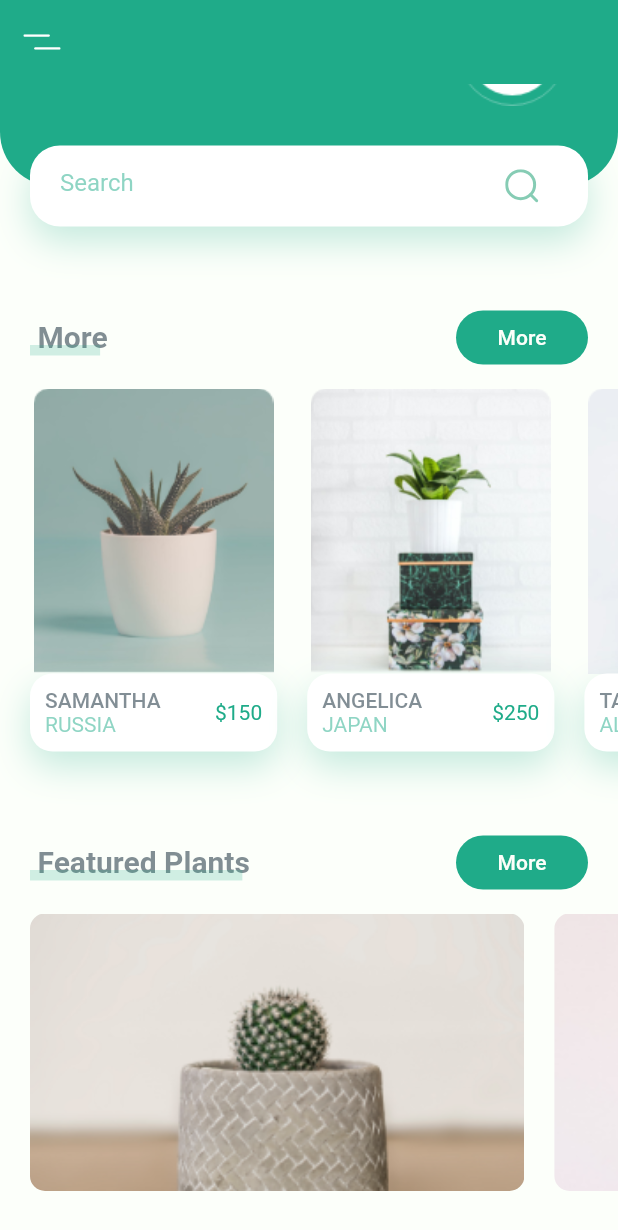
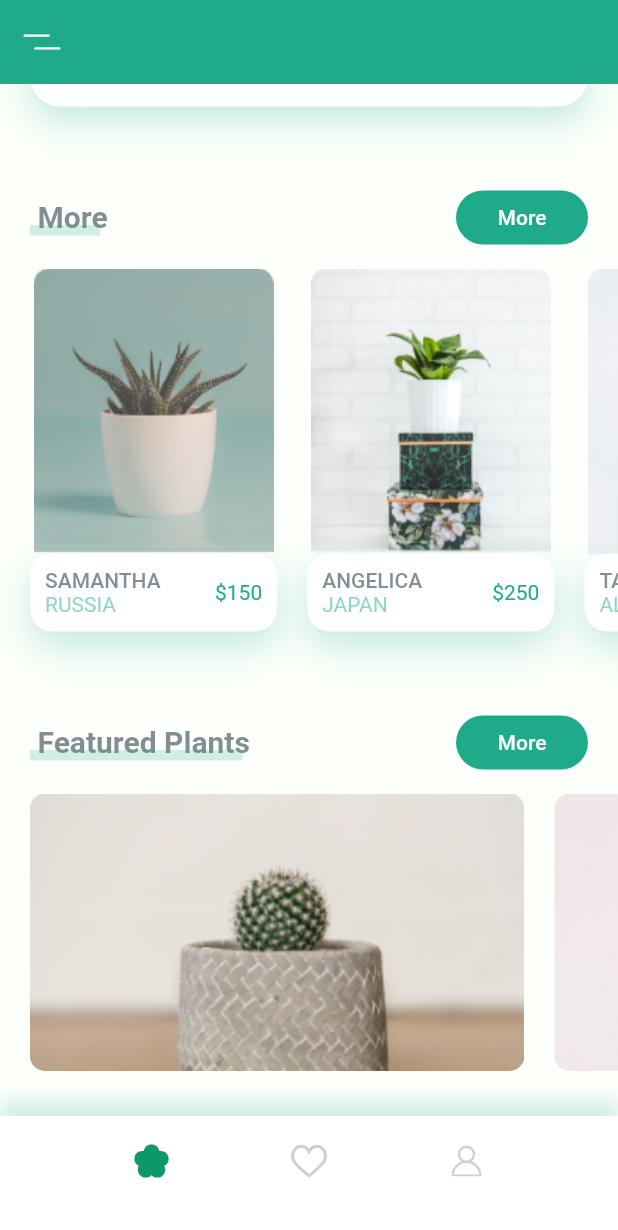
Before and after one commit to parthit/FlutterAppDev, a Flutter app: the screen it shows after launch, on a phone screen of 412 x 824 dp. Shown: the top 1230 px of the screen. Run offline on Flutter 3.47's test engine with Material 2 defaults, Android fonts, the phone set to English and light mode, and no system bars; our stand-ins replace flutter_svg.

Commit message:
Added navigation bar to the bottom

```diff
--- /dev/null
+++ b/plantstore_ui/lib/screens/home/components/botton_navigation_bar.dart
@@ -0,0 +1,41 @@
+import "package:flutter/material.dart";
+import "package:plantstore_ui/constants.dart";
+import "package:flutter_svg/flutter_svg.dart";
+
+class CustomBottomNavigationBar extends StatelessWidget {
+  const CustomBottomNavigationBar({
+    Key key,
+  }) : super(key: key);
+
+  @override
+  Widget build(BuildContext context) {
+    return Container(
+      padding: EdgeInsets.only(left: kDefaultPadding, right: kDefaultPadding, bottom: kDefaultPadding),
+      height: 80,
+      decoration: BoxDecoration(
+        color: Colors.white,
+        boxShadow: [
+          BoxShadow(
+            offset: Offset(0, -10),
+            blurRadius: 10,
+            color: kPrimaryColor.withOpacity(0.20),
+          ),
+        ],
+      ),
+      child: Row(
+        mainAxisAlignment: MainAxisAlignment.spaceEvenly,
+        children: <Widget>[
+          IconButton(
+              icon: SvgPicture.asset("assets/icons/flower.svg"),
+              onPressed: () {}),
+          IconButton(
+              icon: SvgPicture.asset("assets/icons/heart-icon.svg"),
+              onPressed: () {}),
+          IconButton(
+              icon: SvgPicture.asset("assets/icons/user-icon.svg"),
+              onPressed: () {}),
+        ],
+      ),
+    );
+  }
+}
--- a/plantstore_ui/lib/screens/home_screen.dart
+++ b/plantstore_ui/lib/screens/home_screen.dart
@@ -1,7 +1,9 @@
 import 'package:flutter/material.dart';
 import 'package:flutter_svg/flutter_svg.dart';
+import 'package:plantstore_ui/constants.dart';
 
 import 'home/body.dart';
+import 'home/components/botton_navigation_bar.dart';
 
 class HomeScreen extends StatelessWidget {
   @override
@@ -9,6 +11,7 @@ class HomeScreen extends StatelessWidget {
     return Scaffold(
       appBar: buildAppBar(),
       body: Body(),
+      bottomNavigationBar: CustomBottomNavigationBar(),
     );
   }
 
```
